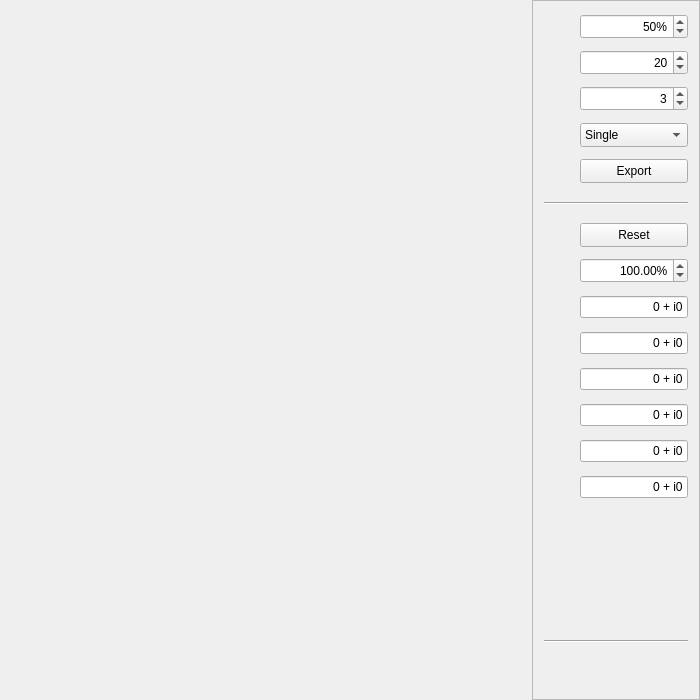
Before: the Qt Designer form src/mainwindow.ui in chrizbee/NewtonFractal, drawn with Qt 5.
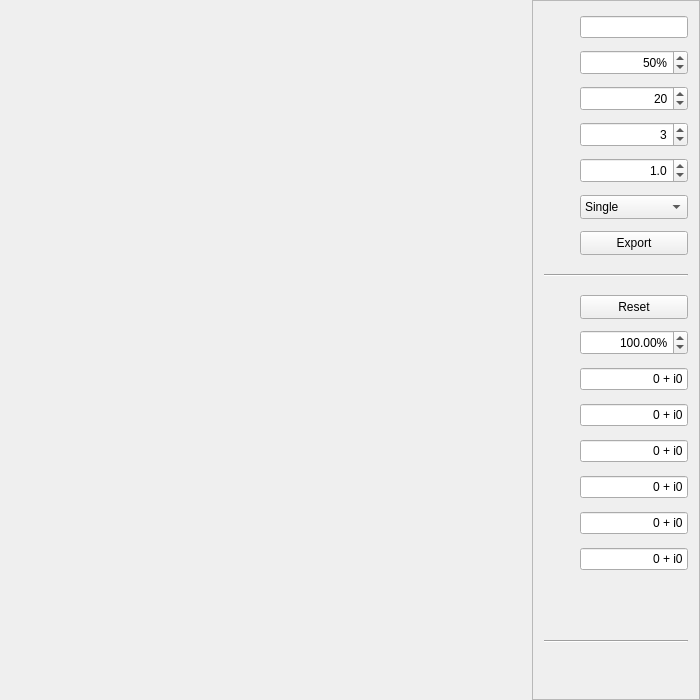
After: the same form once the commit is applied. Icons and pictures are not drawn. Custom widgets are drawn as their Qt base class.

```diff
--- a/src/mainwindow.ui
+++ b/src/mainwindow.ui
@@ -43,9 +43,6 @@
        </size>
       </property>
       <layout class="QHBoxLayout" name="layoutFractal">
-       <property name="spacing">
-        <number>0</number>
-       </property>
        <property name="leftMargin">
         <number>0</number>
        </property>
@@ -74,7 +71,7 @@
        <item>
         <widget class="QScrollArea" name="settingsScroll">
          <property name="sizePolicy">
-          <sizepolicy hsizetype="Fixed" vsizetype="Expanding">
+          <sizepolicy hsizetype="Minimum" vsizetype="Expanding">
            <horstretch>0</horstretch>
            <verstretch>0</verstretch>
           </sizepolicy>
@@ -113,7 +110,7 @@
            <item>
             <widget class="QWidget" name="settingsWidget" native="true">
              <property name="sizePolicy">
-              <sizepolicy hsizetype="Fixed" vsizetype="Preferred">
+              <sizepolicy hsizetype="Minimum" vsizetype="Preferred">
                <horstretch>0</horstretch>
                <verstretch>0</verstretch>
               </sizepolicy>
@@ -121,7 +118,163 @@
              <layout class="QVBoxLayout" name="verticalLayout">
               <item>
                <layout class="QGridLayout" name="gridSettings">
-                <item row="0" column="0">
+                <item row="5" column="0">
+                 <widget class="QLabel" name="lblThreading">
+                  <property name="sizePolicy">
+                   <sizepolicy hsizetype="Fixed" vsizetype="Fixed">
+                    <horstretch>0</horstretch>
+                    <verstretch>0</verstretch>
+                   </sizepolicy>
+                  </property>
+                  <property name="minimumSize">
+                   <size>
+                    <width>30</width>
+                    <height>30</height>
+                   </size>
+                  </property>
+                  <property name="maximumSize">
+                   <size>
+                    <width>30</width>
+                    <height>30</height>
+                   </size>
+                  </property>
+                  <property name="toolTip">
+                   <string>single or multithreading</string>
+                  </property>
+                  <property name="text">
+                   <string/>
+                  </property>
+                  <property name="pixmap">
+                   <pixmap resource="../resources.qrc">:/resources/icons/thread.png</pixmap>
+                  </property>
+                  <property name="scaledContents">
+                   <bool>true</bool>
+                  </property>
+                 </widget>
+                </item>
+                <item row="5" column="1">
+                 <widget class="QComboBox" name="cbThreading">
+                  <property name="sizePolicy">
+                   <sizepolicy hsizetype="Minimum" vsizetype="Fixed">
+                    <horstretch>0</horstretch>
+                    <verstretch>0</verstretch>
+                   </sizepolicy>
+                  </property>
+                  <property name="minimumSize">
+                   <size>
+                    <width>0</width>
+                    <height>24</height>
+                   </size>
+                  </property>
+                  <property name="maximumSize">
+                   <size>
+                    <width>110</width>
+                    <height>16777215</height>
+                   </size>
+                  </property>
+                  <item>
+                   <property name="text">
+                    <string>Single</string>
+                   </property>
+                  </item>
+                  <item>
+                   <property name="text">
+                    <string>Multi</string>
+                   </property>
+                  </item>
+                 </widget>
+                </item>
+                <item row="6" column="0">
+                 <widget class="QLabel" name="lblExport">
+                  <property name="sizePolicy">
+                   <sizepolicy hsizetype="Fixed" vsizetype="Fixed">
+                    <horstretch>0</horstretch>
+                    <verstretch>0</verstretch>
+                   </sizepolicy>
+                  </property>
+                  <property name="minimumSize">
+                   <size>
+                    <width>30</width>
+                    <height>30</height>
+                   </size>
+                  </property>
+                  <property name="maximumSize">
+                   <size>
+                    <width>30</width>
+                    <height>30</height>
+                   </size>
+                  </property>
+                  <property name="toolTip">
+                   <string>export fractal as png</string>
+                  </property>
+                  <property name="text">
+                   <string/>
+                  </property>
+                  <property name="pixmap">
+                   <pixmap resource="../resources.qrc">:/resources/icons/save.png</pixmap>
+                  </property>
+                  <property name="scaledContents">
+                   <bool>true</bool>
+                  </property>
+                 </widget>
+                </item>
+                <item row="6" column="1">
+                 <widget class="QPushButton" name="btnExport">
+                  <property name="minimumSize">
+                   <size>
+                    <width>0</width>
+                    <height>24</height>
+                   </size>
+                  </property>
+                  <property name="maximumSize">
+                   <size>
+                    <width>110</width>
+                    <height>16777215</height>
+                   </size>
+                  </property>
+                  <property name="toolTip">
+                   <string/>
+                  </property>
+                  <property name="text">
+                   <string>Export</string>
+                  </property>
+                 </widget>
+                </item>
+                <item row="1" column="1">
+                 <widget class="QSpinBox" name="spinScale">
+                  <property name="minimumSize">
+                   <size>
+                    <width>30</width>
+                    <height>25</height>
+                   </size>
+                  </property>
+                  <property name="maximumSize">
+                   <size>
+                    <width>110</width>
+                    <height>16777215</height>
+                   </size>
+                  </property>
+                  <property name="toolTip">
+                   <string/>
+                  </property>
+                  <property name="alignment">
+                   <set>Qt::AlignRight|Qt::AlignTrailing|Qt::AlignVCenter</set>
+                  </property>
+                  <property name="suffix">
+                   <string>%</string>
+                  </property>
+                  <property name="minimum">
+                   <number>10</number>
+                  </property>
+                  <property name="maximum">
+                   <number>100</number>
+                  </property>
+                  <property name="value">
+                   <number>50</number>
+                  </property>
+                 </widget>
+                </item>
+                <item row="1" column="0">
                  <widget class="QLabel" name="lblScale">
                   <property name="sizePolicy">
                    <sizepolicy hsizetype="Fixed" vsizetype="Fixed">
@@ -155,97 +308,7 @@
                   </property>
                  </widget>
                 </item>
-                <item row="2" column="0">
-                 <widget class="QLabel" name="lblDegree">
-                  <property name="sizePolicy">
-                   <sizepolicy hsizetype="Fixed" vsizetype="Fixed">
-                    <horstretch>0</horstretch>
-                    <verstretch>0</verstretch>
-                   </sizepolicy>
-                  </property>
-                  <property name="minimumSize">
-                   <size>
-                    <width>30</width>
-                    <height>30</height>
-                   </size>
-                  </property>
-                  <property name="maximumSize">
-                   <size>
-                    <width>30</width>
-                    <height>30</height>
-                   </size>
-                  </property>
-                  <property name="toolTip">
-                   <string>degree of the polynomial / number of roots</string>
-                  </property>
-                  <property name="text">
-                   <string/>
-                  </property>
-                  <property name="pixmap">
-                   <pixmap resource="../resources.qrc">:/resources/icons/degree.png</pixmap>
-                  </property>
-                  <property name="scaledContents">
-                   <bool>true</bool>
-                  </property>
-                 </widget>
-                </item>
-                <item row="1" column="0">
-                 <widget class="QLabel" name="lblIterations">
-                  <property name="sizePolicy">
-                   <sizepolicy hsizetype="Fixed" vsizetype="Fixed">
-                    <horstretch>0</horstretch>
-                    <verstretch>0</verstretch>
-                   </sizepolicy>
-                  </property>
-                  <property name="minimumSize">
-                   <size>
-                    <width>30</width>
-                    <height>30</height>
-                   </size>
-                  </property>
-                  <property name="maximumSize">
-                   <size>
-                    <width>30</width>
-                    <height>30</height>
-                   </size>
-                  </property>
-                  <property name="toolTip">
-                   <string>maximum number of iterations</string>
-                  </property>
-                  <property name="text">
-                   <string/>
-                  </property>
-                  <property name="pixmap">
-                   <pixmap resource="../resources.qrc">:/resources/icons/iteration.png</pixmap>
-                  </property>
-                  <property name="scaledContents">
-                   <bool>true</bool>
-                  </property>
-                 </widget>
-                </item>
-                <item row="4" column="1">
-                 <widget class="QPushButton" name="btnExport">
-                  <property name="minimumSize">
-                   <size>
-                    <width>0</width>
-                    <height>24</height>
-                   </size>
-                  </property>
-                  <property name="maximumSize">
-                   <size>
-                    <width>120</width>
-                    <height>16777215</height>
-                   </size>
-                  </property>
-                  <property name="toolTip">
-                   <string/>
-                  </property>
-                  <property name="text">
-                   <string>Export</string>
-                  </property>
-                 </widget>
-                </item>
-                <item row="2" column="1">
+                <item row="3" column="1">
                  <widget class="QSpinBox" name="spinDegree">
                   <property name="minimumSize">
                    <size>
@@ -255,7 +318,7 @@
                   </property>
                   <property name="maximumSize">
                    <size>
-                    <width>120</width>
+                    <width>110</width>
                     <height>16777215</height>
                    </size>
                   </property>
@@ -276,8 +339,8 @@
                   </property>
                  </widget>
                 </item>
-                <item row="4" column="0">
-                 <widget class="QLabel" name="lblExport">
+                <item row="2" column="0">
+                 <widget class="QLabel" name="lblIterations">
                   <property name="sizePolicy">
                    <sizepolicy hsizetype="Fixed" vsizetype="Fixed">
                     <horstretch>0</horstretch>
@@ -310,67 +373,7 @@
                   </property>
                  </widget>
                 </item>
-                <item row="3" column="1">
-                 <widget class="QComboBox" name="cbThreading">
-                  <property name="sizePolicy">
-                   <sizepolicy hsizetype="Minimum" vsizetype="Fixed">
-                    <horstretch>0</horstretch>
-                    <verstretch>0</verstretch>
-                   </sizepolicy>
-                  </property>
-                  <property name="minimumSize">
-                   <size>
-                    <width>0</width>
-                    <height>24</height>
-                   </size>
-                  </property>
-                  <item>
-                   <property name="text">
-                    <string>Single</string>
-                   </property>
-                  </item>
-                  <item>
-                   <property name="text">
-                    <string>Multi</string>
-                   </property>
-                  </item>
-                 </widget>
-                </item>
-                <item row="3" column="0">
-                 <widget class="QLabel" name="lblThreading">
-                  <property name="sizePolicy">
-                   <sizepolicy hsizetype="Fixed" vsizetype="Fixed">
-                    <horstretch>0</horstretch>
-                    <verstretch>0</verstretch>
-                   </sizepolicy>
-                  </property>
-                  <property name="minimumSize">
-                   <size>
-                    <width>30</width>
-                    <height>30</height>
-                   </size>
-                  </property>
-                  <property name="maximumSize">
-                   <size>
-                    <width>30</width>
-                    <height>30</height>
-                   </size>
-                  </property>
-                  <property name="toolTip">
-                   <string>single or multithreading</string>
-                  </property>
-                  <property name="text">
-                   <string/>
-                  </property>
-                  <property name="pixmap">
-                   <pixmap resource="../resources.qrc">:/resources/icons/thread.png</pixmap>
-                  </property>
-                  <property name="scaledContents">
-                   <bool>true</bool>
-                  </property>
-                 </widget>
-                </item>
-                <item row="1" column="1">
+                <item row="2" column="1">
                  <widget class="QSpinBox" name="spinIterations">
                   <property name="minimumSize">
                    <size>
@@ -380,7 +383,7 @@
                   </property>
                   <property name="maximumSize">
                    <size>
-                    <width>120</width>
+                    <width>110</width>
                     <height>16777215</height>
                    </size>
                   </property>
@@ -401,8 +404,110 @@
                   </property>
                  </widget>
                 </item>
-                <item row="0" column="1">
-                 <widget class="QSpinBox" name="spinScale">
+                <item row="0" column="0">
+                 <widget class="QLabel" name="lblSize">
+                  <property name="sizePolicy">
+                   <sizepolicy hsizetype="Fixed" vsizetype="Fixed">
+                    <horstretch>0</horstretch>
+                    <verstretch>0</verstretch>
+                   </sizepolicy>
+                  </property>
+                  <property name="minimumSize">
+                   <size>
+                    <width>30</width>
+                    <height>30</height>
+                   </size>
+                  </property>
+                  <property name="maximumSize">
+                   <size>
+                    <width>30</width>
+                    <height>30</height>
+                   </size>
+                  </property>
+                  <property name="toolTip">
+                   <string>fractal size</string>
+                  </property>
+                  <property name="text">
+                   <string/>
+                  </property>
+                  <property name="pixmap">
+                   <pixmap resource="../resources.qrc">:/resources/icons/size.png</pixmap>
+                  </property>
+                  <property name="scaledContents">
+                   <bool>true</bool>
+                  </property>
+                 </widget>
+                </item>
+                <item row="3" column="0">
+                 <widget class="QLabel" name="lblDegree">
+                  <property name="sizePolicy">
+                   <sizepolicy hsizetype="Fixed" vsizetype="Fixed">
+                    <horstretch>0</horstretch>
+                    <verstretch>0</verstretch>
+                   </sizepolicy>
+                  </property>
+                  <property name="minimumSize">
+                   <size>
+                    <width>30</width>
+                    <height>30</height>
+                   </size>
+                  </property>
+                  <property name="maximumSize">
+                   <size>
+                    <width>30</width>
+                    <height>30</height>
+                   </size>
+                  </property>
+                  <property name="toolTip">
+                   <string>degree of the polynomial / number of roots</string>
+                  </property>
+                  <property name="text">
+                   <string/>
+                  </property>
+                  <property name="pixmap">
+                   <pixmap resource="../resources.qrc">:/resources/icons/degree.png</pixmap>
+                  </property>
+                  <property name="scaledContents">
+                   <bool>true</bool>
+                  </property>
+                 </widget>
+                </item>
+                <item row="4" column="0">
+                 <widget class="QLabel" name="lblDamping">
+                  <property name="sizePolicy">
+                   <sizepolicy hsizetype="Fixed" vsizetype="Fixed">
+                    <horstretch>0</horstretch>
+                    <verstretch>0</verstretch>
+                   </sizepolicy>
+                  </property>
+                  <property name="minimumSize">
+                   <size>
+                    <width>30</width>
+                    <height>30</height>
+                   </size>
+                  </property>
+                  <property name="maximumSize">
+                   <size>
+                    <width>30</width>
+                    <height>30</height>
+                   </size>
+                  </property>
+                  <property name="toolTip">
+                   <string>damping factor</string>
+                  </property>
+                  <property name="text">
+                   <string/>
+                  </property>
+                  <property name="pixmap">
+                   <pixmap resource="../resources.qrc">:/resources/icons/damp.png</pixmap>
+                  </property>
+                  <property name="scaledContents">
+                   <bool>true</bool>
+                  </property>
+                 </widget>
+                </item>
+                <item row="4" column="1">
+                 <widget class="QDoubleSpinBox" name="spinDamping">
                   <property name="minimumSize">
                    <size>
                     <width>30</width>
@@ -411,7 +516,7 @@
                   </property>
                   <property name="maximumSize">
                    <size>
-                    <width>120</width>
+                    <width>110</width>
                     <height>16777215</height>
                    </size>
                   </property>
@@ -421,17 +526,45 @@
                   <property name="alignment">
                    <set>Qt::AlignRight|Qt::AlignTrailing|Qt::AlignVCenter</set>
                   </property>
-                  <property name="suffix">
-                   <string>%</string>
+                  <property name="decimals">
+                   <number>1</number>
                   </property>
                   <property name="minimum">
-                   <number>10</number>
+                   <double>0.100000000000000</double>
                   </property>
                   <property name="maximum">
-                   <number>100</number>
+                   <double>1.900000000000000</double>
+                  </property>
+                  <property name="singleStep">
+                   <double>0.100000000000000</double>
                   </property>
                   <property name="value">
-                   <number>50</number>
+                   <double>1.000000000000000</double>
+                  </property>
+                 </widget>
+                </item>
+                <item row="0" column="1">
+                 <widget class="SizeEdit" name="lineSize">
+                  <property name="minimumSize">
+                   <size>
+                    <width>30</width>
+                    <height>0</height>
+                   </size>
+                  </property>
+                  <property name="maximumSize">
+                   <size>
+                    <width>110</width>
+                    <height>16777215</height>
+                   </size>
+                  </property>
+                  <property name="toolTip">
+                   <string/>
+                  </property>
+                  <property name="text">
+                   <string/>
+                  </property>
+                  <property name="alignment">
+                   <set>Qt::AlignRight|Qt::AlignTrailing|Qt::AlignVCenter</set>
                   </property>
                  </widget>
                 </item>
@@ -509,7 +642,7 @@
                   </property>
                   <property name="maximumSize">
                    <size>
-                    <width>120</width>
+                    <width>110</width>
                     <height>16777215</height>
                    </size>
                   </property>
@@ -568,7 +701,7 @@
                   </property>
                   <property name="maximumSize">
                    <size>
-                    <width>120</width>
+                    <width>110</width>
                     <height>16777215</height>
                    </size>
                   </property>
@@ -590,7 +723,7 @@
                   </property>
                   <property name="maximumSize">
                    <size>
-                    <width>120</width>
+                    <width>110</width>
                     <height>16777215</height>
                    </size>
                   </property>
@@ -785,7 +918,7 @@
                   </property>
                   <property name="maximumSize">
                    <size>
-                    <width>120</width>
+                    <width>110</width>
                     <height>16777215</height>
                    </size>
                   </property>
@@ -810,7 +943,7 @@
                   </property>
                   <property name="maximumSize">
                    <size>
-                    <width>120</width>
+                    <width>110</width>
                     <height>16777215</height>
                    </size>
                   </property>
@@ -869,7 +1002,7 @@
                   </property>
                   <property name="maximumSize">
                    <size>
-                    <width>120</width>
+                    <width>110</width>
                     <height>16777215</height>
                    </size>
                   </property>
@@ -894,7 +1027,7 @@
                   </property>
                   <property name="maximumSize">
                    <size>
-                    <width>120</width>
+                    <width>110</width>
                     <height>16777215</height>
                    </size>
                   </property>
@@ -953,7 +1086,7 @@
                   </property>
                   <property name="maximumSize">
                    <size>
-                    <width>120</width>
+                    <width>110</width>
                     <height>16777215</height>
                    </size>
                   </property>
@@ -1297,6 +1430,11 @@
    <extends>QLineEdit</extends>
    <header>src/rootedit.h</header>
   </customwidget>
+  <customwidget>
+   <class>SizeEdit</class>
+   <extends>QLineEdit</extends>
+   <header>src/sizeedit.h</header>
+  </customwidget>
  </customwidgets>
  <resources>
   <include location="../resources.qrc"/>
```
Left out of the diff: 9 changed lines with no effect on the pictures.
